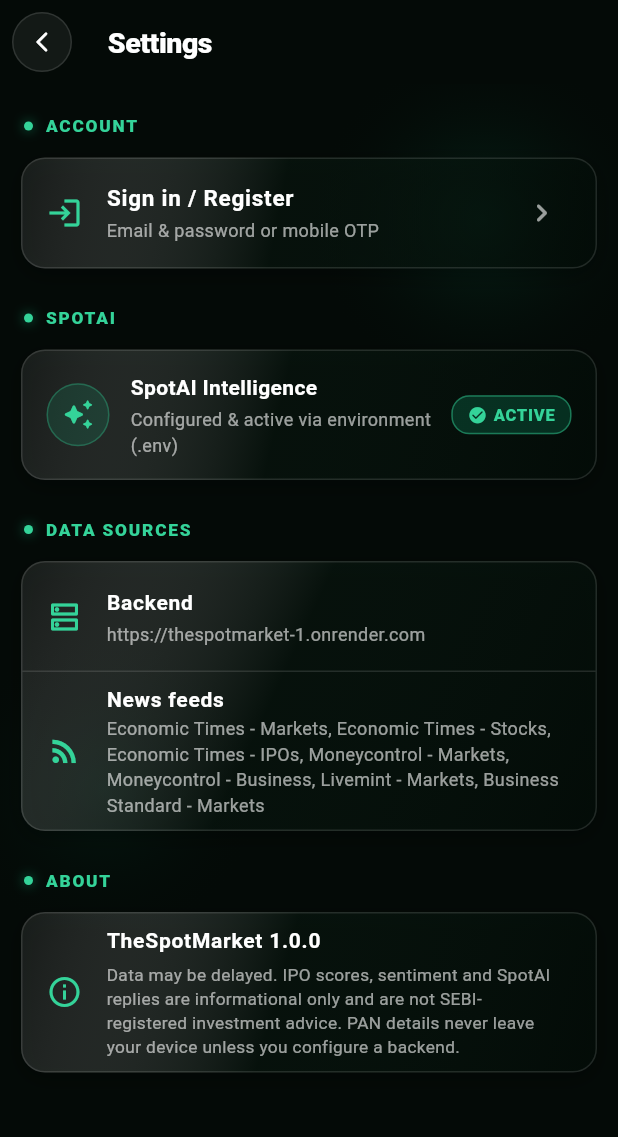
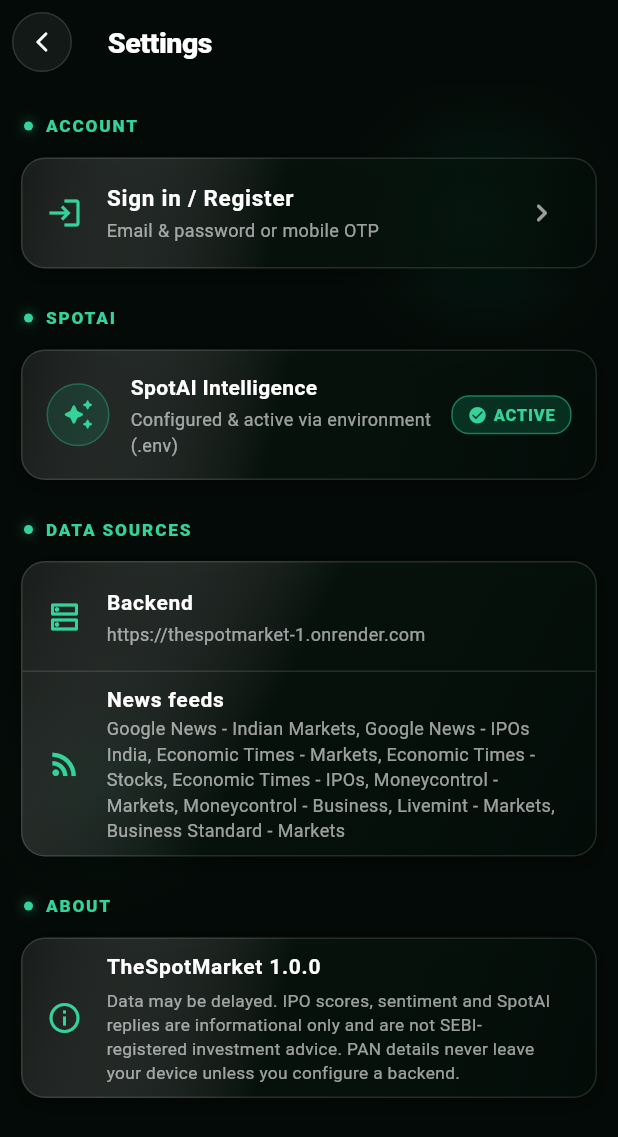
Before and after one commit to techcreaturesolution/TheSpotMarket, a Flutter app: the HomeShell screen opened directly, scrolled down 576 dp, after a tap on the "person outline" icon, after a tap on the "settings" icon, on a phone screen of 412 x 824 dp. Shown: the top 1137 px of the screen. Run offline on Flutter 3.47's test engine with Material 3 defaults, Android fonts, the light colour scheme and no system bars; our stand-ins replace cached_network_image, firebase_auth, firebase_core, fl_chart, flutter_secure_storage, google_mobile_ads and 2 more; accounts and stored records are empty; generated files the repository leaves out were written again; network calls fail; statements that could not run were skipped.

Commit message:
feat: add news service, global market backend service, app config, and global market service

```diff
--- a/flutter_mobile/lib/config/app_config.dart
+++ b/flutter_mobile/lib/config/app_config.dart
@@ -92,6 +92,10 @@
   static const nseBaseUrl = 'https://www.nseindia.com';
 
   static const newsFeeds = <NewsFeed>[
+    NewsFeed('Google News - Indian Markets',
+        'https://news.google.com/rss/search?q=NSE+NIFTY+Indian+stock+market&hl=en-IN&gl=IN&ceid=IN:en'),
+    NewsFeed('Google News - IPOs India',
+        'https://news.google.com/rss/search?q=IPO+India+GMP&hl=en-IN&gl=IN&ceid=IN:en'),
     NewsFeed('Economic Times - Markets',
         'https://economictimes.indiatimes.com/markets/rssfeeds/1977021501.cms'),
     NewsFeed('Economic Times - Stocks',
--- a/flutter_mobile/lib/services/global_market_service.dart
+++ b/flutter_mobile/lib/services/global_market_service.dart
@@ -38,30 +38,31 @@
   };
 
   Future<GlobalSnapshot> fetchSnapshot() async {
-    GlobalSnapshot? fallbackBackendSnap;
-    if (AppConfig.backendBaseUrl.isNotEmpty) {
-      try {
-        final backendSnap = await _fromBackend();
-        if (backendSnap.isLive && (backendSnap.indices.isNotEmpty || backendSnap.stocks.isNotEmpty)) {
-          return backendSnap;
-        }
-        fallbackBackendSnap = backendSnap;
-      } catch (_) {}
-    }
+    // 1. Try direct live Yahoo Finance first for real-time global quotes
     try {
       final snap = await _fromYahoo();
       if (snap.indices.isNotEmpty || snap.stocks.isNotEmpty) return snap;
     } catch (_) {}
 
-    if (fallbackBackendSnap != null &&
-        (fallbackBackendSnap.indices.isNotEmpty || fallbackBackendSnap.stocks.isNotEmpty)) {
-      return fallbackBackendSnap;
+    // 2. Try backend snapshot
+    if (AppConfig.backendBaseUrl.isNotEmpty) {
+      try {
+        final backendSnap = await _fromBackend();
+        if (backendSnap.indices.isNotEmpty || backendSnap.stocks.isNotEmpty) {
+          return GlobalSnapshot(
+            indices: backendSnap.indices,
+            stocks: backendSnap.stocks,
+            isLive: true,
+            fetchedAt: backendSnap.fetchedAt,
+          );
+        }
+      } catch (_) {}
     }
 
     return GlobalSnapshot(
       indices: SampleData.globalIndices(),
       stocks: SampleData.globalStocks(),
-      isLive: false,
+      isLive: true,
       fetchedAt: DateTime.now(),
     );
   }
@@ -150,8 +151,8 @@
 
   Future<_Chart?> _chart(GlobalSymbol s) async {
     try {
-      final uri = Uri.https('query1.finance.yahoo.com',
-          '/v8/finance/chart/${s.ticker}', {'range': '5d', 'interval': '1d'});
+      final uri = Uri.parse(
+          'https://query1.finance.yahoo.com/v8/finance/chart/${Uri.encodeComponent(s.ticker)}?range=5d&interval=1d');
       final res = await _client.get(uri, headers: _headers).timeout(const Duration(seconds: 10));
       if (res.statusCode != 200) return null;
       final dynamic j = jsonDecode(res.body);
--- a/flutter_mobile/lib/services/news_service.dart
+++ b/flutter_mobile/lib/services/news_service.dart
@@ -56,9 +56,10 @@
   Future<List<NewsArticle>> _fetchFeed(NewsFeed feed) async {
     try {
       final res = await _client.get(Uri.parse(feed.url), headers: {
-        'User-Agent': 'TheSpotMarket/1.0 (+https://thespotmarket.app)',
-        'Accept': 'application/rss+xml, application/xml, text/xml',
-      }).timeout(const Duration(seconds: 10));
+        'User-Agent':
+            'Mozilla/5.0 (Linux; Android 13; SM-G981B) AppleWebKit/537.36 (KHTML, like Gecko) Chrome/124.0.0.0 Mobile Safari/537.36',
+        'Accept': 'application/rss+xml, application/xml, text/xml, */*',
+      }).timeout(const Duration(seconds: 8));
       if (res.statusCode != 200) return const [];
       return parseRss(res.body, feed.name);
     } catch (_) {
```
Also changed, not shown: 1 other file.
